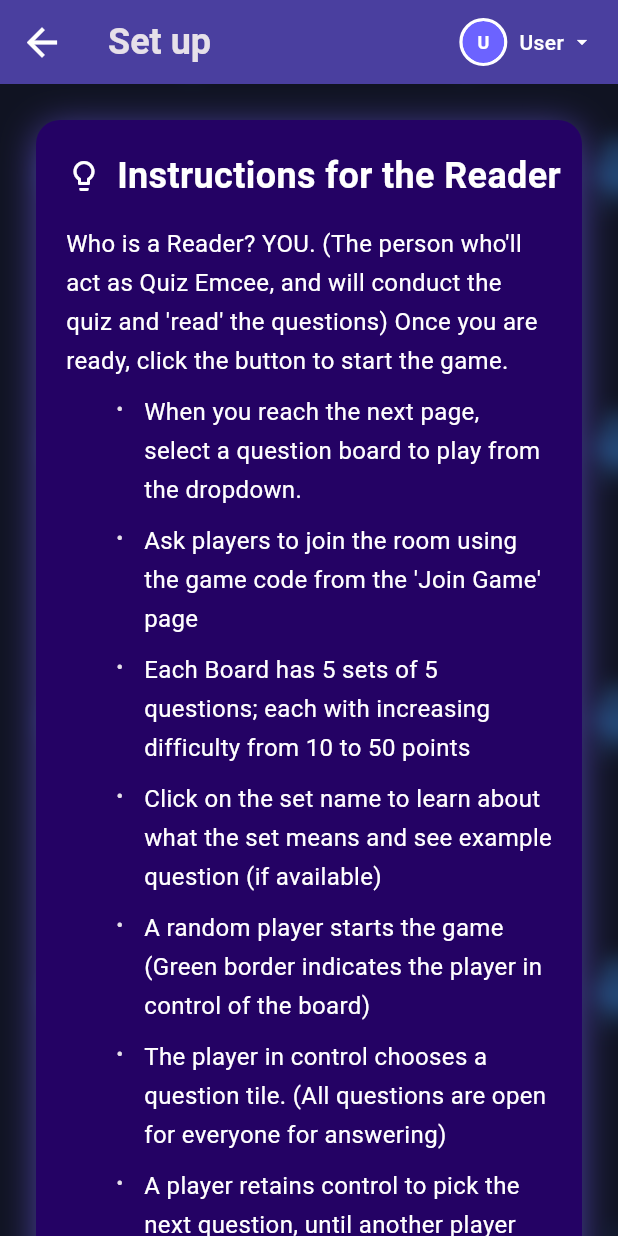
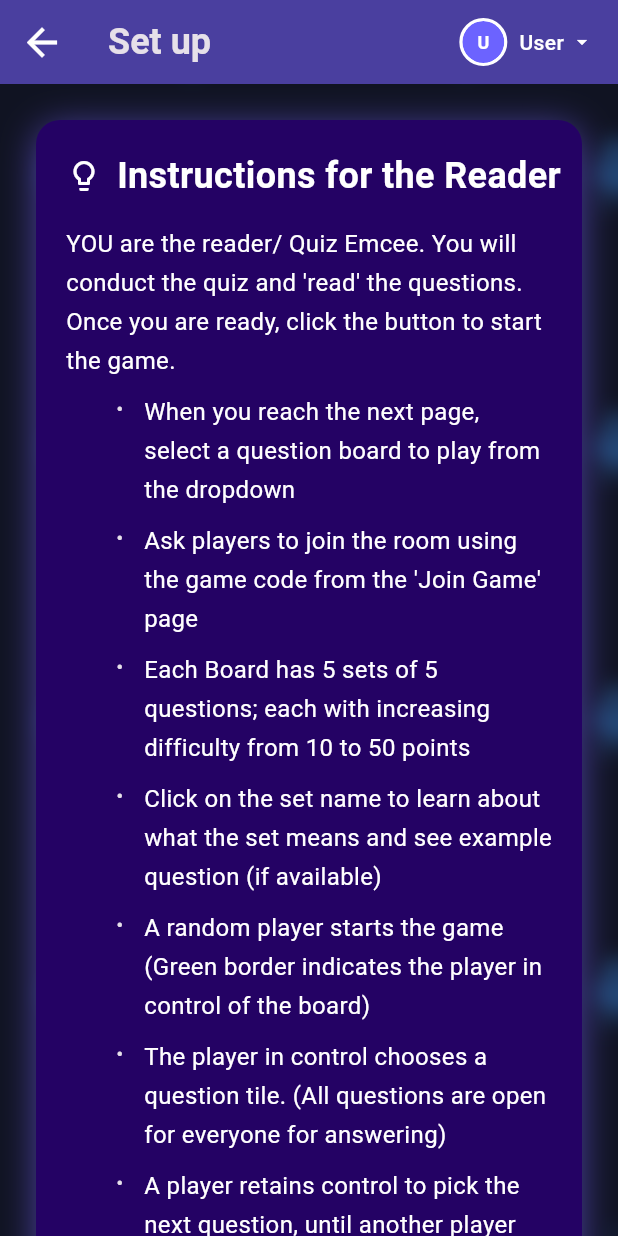
Before and after one commit to asadhusain97/buzz5_quiz_app, a Flutter app: the screen it shows once a user with an empty profile is signed in, after a tap on "Start Game", on a phone screen of 412 x 824 dp. Run offline on Flutter 3.47's test engine with Material 3 defaults, Android fonts, the phone set to English and light mode, and no system bars; drawn by our look-alikes of flutter_markdown; our stand-ins replace cloud_firestore, firebase_auth, firebase_core, firebase_database, image_picker, logger; missing offline and left inert: firebase_app_check; accounts and stored records are empty.

Commit message:
refactor: improve text clarity and formatting in game instructions and room code display

```diff
--- a/lib/pages/instructions_page.dart
+++ b/lib/pages/instructions_page.dart
@@ -12,9 +12,9 @@ import 'package:provider/provider.dart';
 import 'package:buzz5_quiz_app/config/logger.dart';
 
 const String howToPlayMD = """
-  Who is a Reader? YOU. (The person who'll act as Quiz Emcee, and will conduct the quiz and 'read' the questions)
+  YOU are the reader/ Quiz Emcee. You will conduct the quiz and 'read' the questions.
   Once you are ready, click the button to start the game.
-  - When you reach the next page, select a question board to play from the dropdown.
+  - When you reach the next page, select a question board to play from the dropdown
   - Ask players to join the room using the game code from the 'Join Game' page
   - Each Board has 5 sets of 5 questions; each with increasing difficulty from 10 to 50 points
   - Click on the set name to learn about what the set means and see example question (if available)
--- a/lib/pages/q_board_page.dart
+++ b/lib/pages/q_board_page.dart
@@ -972,7 +972,7 @@ class RoomCodeDisplay extends StatelessWidget {
                   ),
                   SizedBox(width: 8),
                   Text(
-                    'Room Code',
+                    'Game Code',
                     style: TextStyle(
                       color: ColorConstants.surfaceColor,
                       fontSize: 14,
@@ -1002,7 +1002,7 @@ class RoomCodeDisplay extends StatelessWidget {
               ),
               SizedBox(height: 2),
               Text(
-                'Join room using the code above',
+                'Join game using the code above',
                 style: TextStyle(
                   color: ColorConstants.lightTextColor,
                   fontSize: 11,
```
Also changed, not shown: lib/pages/game_room_page.dart (+9 -6 lines).
